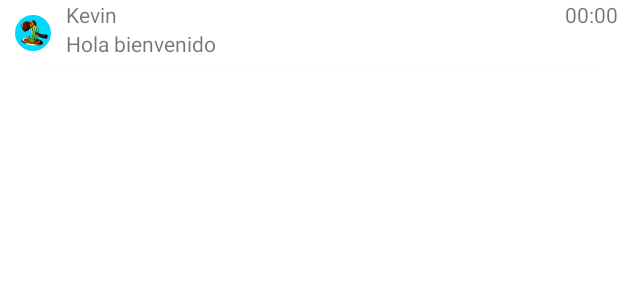
After one commit to Sergiosalgueiro01/sellverse, an Android app: the layout chat_cardview.xml on its own in the app's theme, with its tools: preview values and no code run, on a phone screen of 412 x 824 dp. The commit adds this screen. Shown: the top 300 px of the screen. Run offline under Robolectric (Android 15) with nearby library versions, the phone set to English and light mode, and no system bars.

Commit message:
perdon no me di cuenta que estaba en master, solo son layouts para los chats

```diff
--- a/app/build.gradle
+++ b/app/build.gradle
@@ -55,4 +55,7 @@ dependencies {
     implementation 'com.squareup.retrofit2:converter-gson:2.9.0'
     implementation 'com.squareup.retrofit2:retrofit:2.9.0'
     implementation 'com.squareup.picasso:picasso:2.71828'
+
+    implementation "androidx.cardview:cardview:1.0.0"
+    implementation 'de.hdodenhof:circleimageview:1.3.0'
 }
--- /dev/null
+++ b/app/src/main/res/layout/chat_cardview.xml
@@ -0,0 +1,53 @@
+<?xml version="1.0" encoding="utf-8"?>
+<androidx.cardview.widget.CardView
+    xmlns:android="http://schemas.android.com/apk/res/android"
+    xmlns:cardview="http://schemas.android.com/apk/res-auto"
+    android:orientation="vertical"
+    android:layout_width="match_parent"
+    android:layout_height="wrap_content"
+    cardview:cardCornerRadius="10sp">
+    <LinearLayout
+        android:layout_width="match_parent"
+        android:layout_height="wrap_content">
+        <LinearLayout
+            android:layout_width="wrap_content"
+            android:layout_height="wrap_content"
+            android:padding="10sp">
+            <de.hdodenhof.circleimageview.CircleImageView
+                android:id="@+id/fotoPerfilMensaje"
+                android:layout_width="24sp"
+                android:layout_height="24sp"
+                android:src="@mipmap/ic_launcher"
+                />
+        </LinearLayout>
+        <LinearLayout
+            android:layout_width="match_parent"
+            android:layout_height="wrap_content"
+            android:orientation="vertical">
+            <LinearLayout
+                android:layout_width="match_parent"
+                android:layout_height="wrap_content">
+                <TextView
+                    android:id="@+id/nombreMensaje"
+                    android:layout_width="wrap_content"
+                    android:layout_height="wrap_content"
+                    android:text="Kevin"
+                    android:layout_weight="1"/>
+                <TextView
+                    android:id="@+id/horaMensaje"
+                    android:layout_width="wrap_content"
+                    android:layout_height="wrap_content"
+                    android:text="00:00"/>
+            </LinearLayout>
+
+            <TextView
+                android:id="@+id/mensajeMensaje"
+                android:layout_width="match_parent"
+                android:layout_height="23dp"
+                android:text="Hola bienvenido"
+                />
+
+        </LinearLayout>
+    </LinearLayout>
+
+</androidx.cardview.widget.CardView>
```
Also changed, not shown: app/src/main/res/layout/chat_layout.xml (added, +57 -0 lines), app/src/main/res/layout/fragment_chat.xml (+19 -9 lines).
